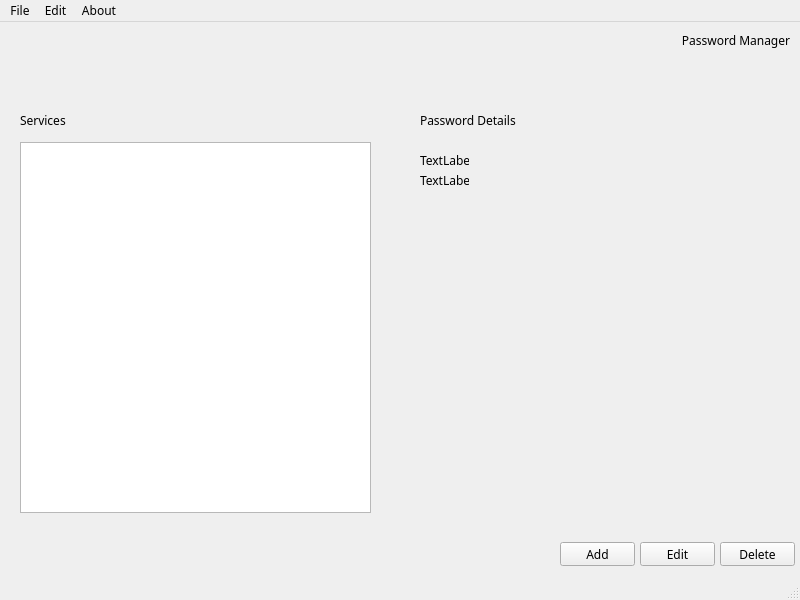
Old version of the form passwordmanager.ui in the repository pkuszn/PasswordManagerQT.
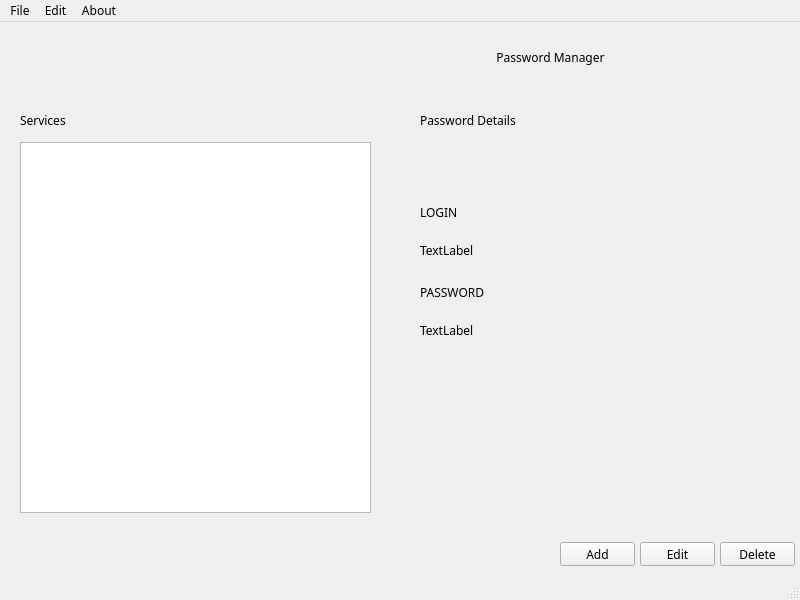
New version of the form.

Commit message: created new instance dialog

What changed in the file:
```diff
--- a/passwordmanager.ui
+++ b/passwordmanager.ui
@@ -22,10 +22,10 @@
    <widget class="QLabel" name="label">
     <property name="geometry">
      <rect>
-      <x>680</x>
+      <x>310</x>
       <y>10</y>
-      <width>112</width>
-      <height>16</height>
+      <width>481</width>
+      <height>51</height>
      </rect>
     </property>
     <property name="font">
@@ -119,8 +119,8 @@
     <property name="geometry">
      <rect>
       <x>420</x>
-      <y>150</y>
-      <width>49</width>
+      <y>300</y>
+      <width>361</width>
       <height>16</height>
      </rect>
     </property>
@@ -132,8 +132,8 @@
     <property name="geometry">
      <rect>
       <x>420</x>
-      <y>130</y>
-      <width>49</width>
+      <y>220</y>
+      <width>361</width>
       <height>16</height>
      </rect>
     </property>
@@ -151,6 +151,32 @@
      </rect>
     </property>
    </widget>
+   <widget class="QLabel" name="label_6">
+    <property name="geometry">
+     <rect>
+      <x>420</x>
+      <y>170</y>
+      <width>311</width>
+      <height>41</height>
+     </rect>
+    </property>
+    <property name="text">
+     <string>LOGIN</string>
+    </property>
+   </widget>
+   <widget class="QLabel" name="label_7">
+    <property name="geometry">
+     <rect>
+      <x>420</x>
+      <y>250</y>
+      <width>331</width>
+      <height>41</height>
+     </rect>
+    </property>
+    <property name="text">
+     <string>PASSWORD</string>
+    </property>
+   </widget>
   </widget>
   <widget class="QMenuBar" name="menubar">
    <property name="geometry">
```
The commit also changes 4 other files.
